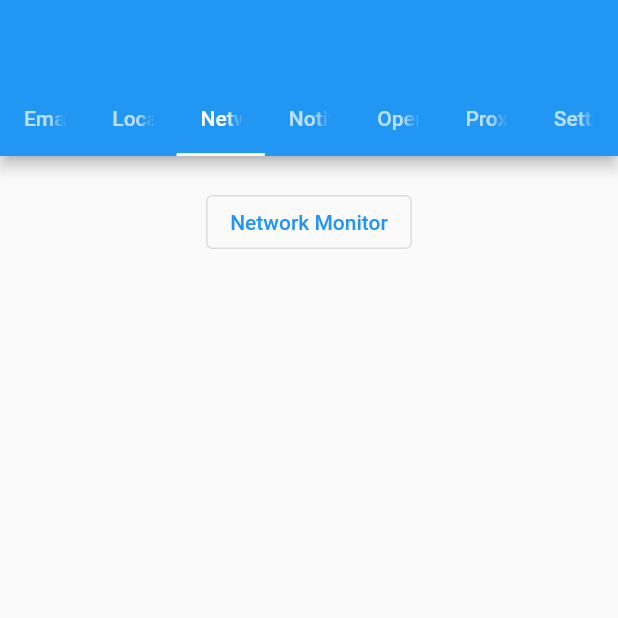
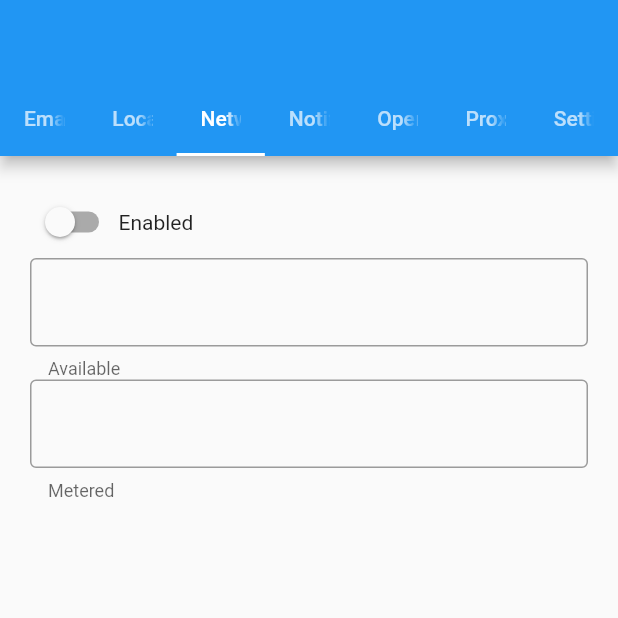
Before and after one commit to robert-ancell/flutter_portal_test, a Flutter app: the screen it shows after launch, tab 3 chosen, on a phone screen of 412 x 824 dp, the top half of it. Run offline on Flutter 3.47's test engine with Material 2 defaults, Android fonts, the phone set to English and light mode, and no system bars; missing offline and left inert: xdg_desktop_portal.

Commit message:
Use network monitor stream

```diff
--- a/lib/main.dart
+++ b/lib/main.dart
@@ -167,17 +167,62 @@ class NetworkMonitorPage extends StatefulWidget {
 class NetworkMonitorPageState extends State<NetworkMonitorPage> {
   NetworkMonitorPageState();
 
+  Stream<XdgNetworkStatus>? status;
+
   @override
   Widget build(BuildContext context) {
     return Container(
       margin: const EdgeInsets.all(20),
       child: Column(
         children: <Widget>[
-          OutlinedButton(
-            onPressed: () async {
-              print('FIXME');
+          Row(children: <Widget>[
+            Switch(
+              value: status != null,
+              onChanged: (enabled) async {
+                if (enabled) {
+                  var status = widget.portal.networkMonitor.status;
+                  setState(() {
+                    this.status = status;
+                  });
+                } else {
+                  setState(() => status = null);
+                }
+              },
+            ),
+            const Text('Enabled'),
+          ]),
+          StreamBuilder<XdgNetworkStatus>(
+            stream: status,
+            builder: (BuildContext context,
+                AsyncSnapshot<XdgNetworkStatus> snapshot) {
+              var availableController = TextEditingController();
+              var meteredController = TextEditingController();
+              if (snapshot.hasData) {
+                var s = snapshot.data!;
+                availableController.text = s.available ? 'Yes' : 'No';
+                meteredController.text = s.metered ? 'Yes' : 'No';
+              }
+              return Column(
+                children: <Widget>[
+                  TextField(
+                    readOnly: true,
+                    controller: availableController,
+                    decoration: const InputDecoration(
+                      helperText: 'Available',
+                      border: OutlineInputBorder(),
+                    ),
+                  ),
+                  TextField(
+                    readOnly: true,
+                    controller: meteredController,
+                    decoration: const InputDecoration(
+                      helperText: 'Metered',
+                      border: OutlineInputBorder(),
+                    ),
+                  ),
+                ],
+              );
             },
-            child: const Text('Network Monitor'),
           ),
         ],
       ),
--- a/pubspec.yaml
+++ b/pubspec.yaml
@@ -9,7 +9,7 @@ environment:
 dependencies:
   flutter:
     sdk: flutter
-  xdg_desktop_portal: ^0.1.5
+  xdg_desktop_portal: ^0.1.7
 
 dev_dependencies:
   flutter_test:
```
Also changed, not shown: pubspec.lock.
